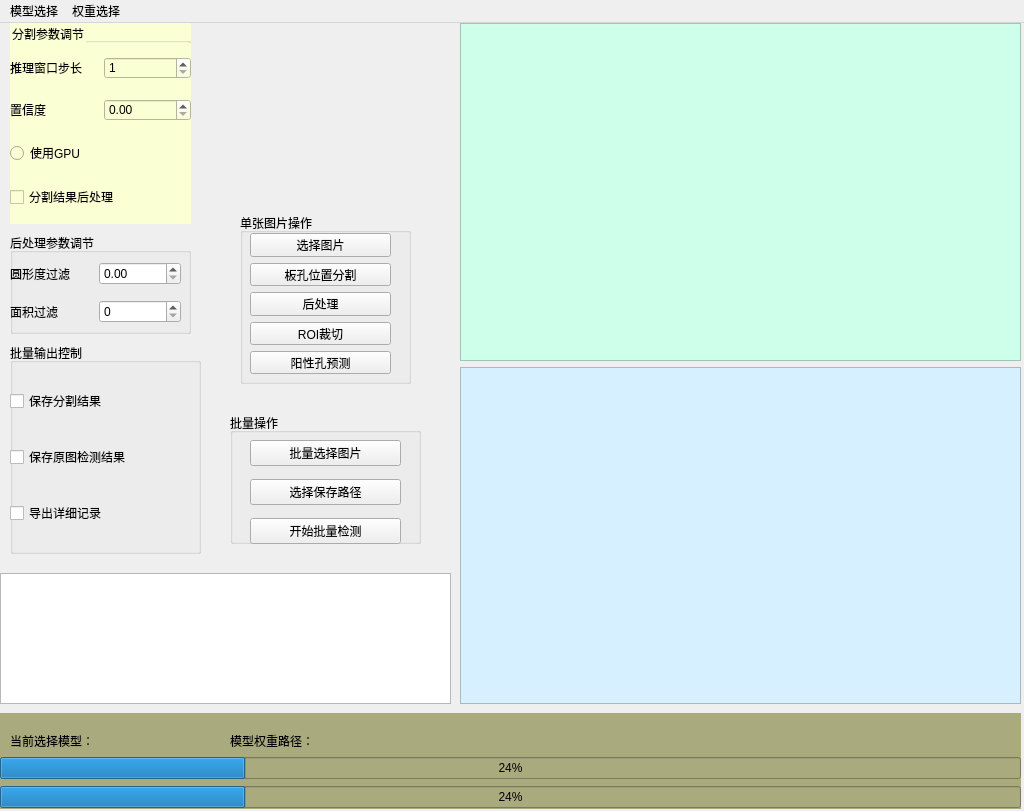
The window that form.ui (TianUSST/ElisaSystem) describes before a commit, drawn with Qt 5.
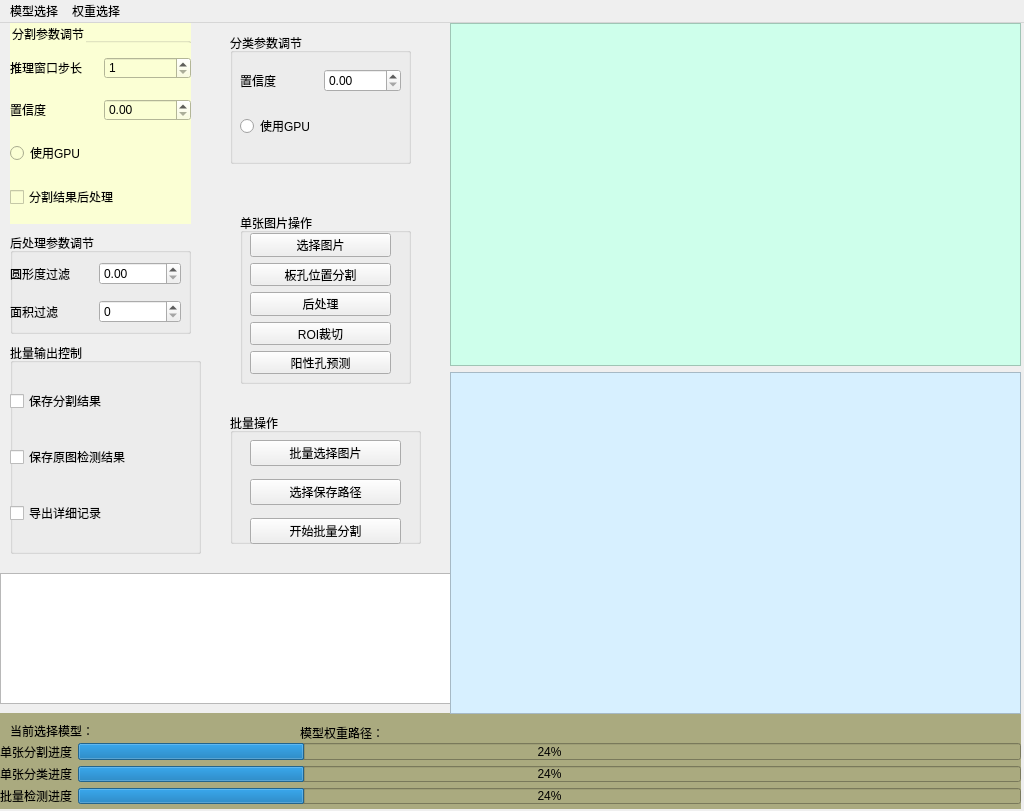
The same window after the commit. Icons and pictures are not drawn.

Commit message: ui设计师界面更新，README更新

What changed in the file:
```diff
--- a/form.ui
+++ b/form.ui
@@ -30,8 +30,8 @@
      <property name="geometry">
       <rect>
        <x>10</x>
-       <y>20</y>
-       <width>84</width>
+       <y>10</y>
+       <width>241</width>
        <height>16</height>
       </rect>
      </property>
@@ -45,10 +45,10 @@
     <widget class="QLabel" name="labelWeight">
      <property name="geometry">
       <rect>
-       <x>230</x>
-       <y>20</y>
-       <width>741</width>
-       <height>16</height>
+       <x>300</x>
+       <y>10</y>
+       <width>651</width>
+       <height>20</height>
       </rect>
      </property>
      <property name="styleSheet">
@@ -58,35 +58,87 @@
       <string>模型权重路径：</string>
      </property>
     </widget>
-    <widget class="QWidget" name="layoutWidget">
+    <widget class="QWidget" name="">
      <property name="geometry">
       <rect>
        <x>0</x>
-       <y>43</y>
+       <y>30</y>
        <width>1021</width>
-       <height>54</height>
+       <height>61</height>
       </rect>
      </property>
-     <layout class="QVBoxLayout" name="verticalLayout_progressBar">
+     <layout class="QVBoxLayout" name="verticalLayout_3">
       <item>
-       <widget class="QProgressBar" name="progressBarPatch">
-        <property name="styleSheet">
-         <string notr="true">color: rgb(0, 0, 0);</string>
-        </property>
-        <property name="value">
-         <number>24</number>
-        </property>
-       </widget>
+       <layout class="QHBoxLayout" name="horizontalLayout_PatchProgress">
+        <item>
+         <widget class="QLabel" name="labelPatchProgress">
+          <property name="styleSheet">
+           <string notr="true">color: rgb(0, 0, 0);</string>
+          </property>
+          <property name="text">
+           <string>单张分割进度</string>
+          </property>
+         </widget>
+        </item>
+        <item>
+         <widget class="QProgressBar" name="progressBarPatch">
+          <property name="styleSheet">
+           <string notr="true">color: rgb(0, 0, 0);</string>
+          </property>
+          <property name="value">
+           <number>24</number>
+          </property>
+         </widget>
+        </item>
+       </layout>
       </item>
       <item>
-       <widget class="QProgressBar" name="progressBarBatch">
-        <property name="styleSheet">
-         <string notr="true">color: rgb(0, 0, 0);</string>
-        </property>
-        <property name="value">
-         <number>24</number>
-        </property>
-       </widget>
+       <layout class="QHBoxLayout" name="horizontalLayout_ClassProgress">
+        <item>
+         <widget class="QLabel" name="labelClassProgress">
+          <property name="styleSheet">
+           <string notr="true">color: rgb(0, 0, 0);</string>
+          </property>
+          <property name="text">
+           <string>单张分类进度</string>
+          </property>
+         </widget>
+        </item>
+        <item>
+         <widget class="QProgressBar" name="progressBarClass">
+          <property name="styleSheet">
+           <string notr="true">color: rgb(0, 0, 0);</string>
+          </property>
+          <property name="value">
+           <number>24</number>
+          </property>
+         </widget>
+        </item>
+       </layout>
+      </item>
+      <item>
+       <layout class="QHBoxLayout" name="horizontalLayout_BatchProgress">
+        <item>
+         <widget class="QLabel" name="labelBatchProgress">
+          <property name="styleSheet">
+           <string notr="true">color: rgb(0, 0, 0);</string>
+          </property>
+          <property name="text">
+           <string>批量检测进度</string>
+          </property>
+         </widget>
+        </item>
+        <item>
+         <widget class="QProgressBar" name="progressBarBatch">
+          <property name="styleSheet">
+           <string notr="true">color: rgb(0, 0, 0);</string>
+          </property>
+          <property name="value">
+           <number>24</number>
+          </property>
+         </widget>
+        </item>
+       </layout>
       </item>
      </layout>
     </widget>
@@ -391,7 +443,7 @@
       <item>
        <widget class="QPushButton" name="pushButtonStartBatch">
         <property name="text">
-         <string>开始批量检测</string>
+         <string>开始批量分割</string>
         </property>
        </widget>
       </item>
@@ -411,10 +463,10 @@
    <widget class="QWidget" name="layoutWidget">
     <property name="geometry">
      <rect>
-      <x>460</x>
+      <x>450</x>
       <y>0</y>
-      <width>561</width>
-      <height>681</height>
+      <width>571</width>
+      <height>691</height>
      </rect>
     </property>
     <layout class="QVBoxLayout" name="verticalLayout_WorkSpace">
@@ -434,6 +486,52 @@
      </item>
     </layout>
    </widget>
+   <widget class="QGroupBox" name="groupBoxClass">
+    <property name="geometry">
+     <rect>
+      <x>230</x>
+      <y>10</y>
+      <width>181</width>
+      <height>131</height>
+     </rect>
+    </property>
+    <property name="title">
+     <string>分类参数调节</string>
+    </property>
+    <widget class="QWidget" name="">
+     <property name="geometry">
+      <rect>
+       <x>10</x>
+       <y>20</y>
+       <width>161</width>
+       <height>101</height>
+      </rect>
+     </property>
+     <layout class="QVBoxLayout" name="verticalLayout_2">
+      <item>
+       <layout class="QHBoxLayout" name="horizontalLayout_classConfidience">
+        <item>
+         <widget class="QLabel" name="labelClassConfidience">
+          <property name="text">
+           <string>置信度</string>
+          </property>
+         </widget>
+        </item>
+        <item>
+         <widget class="QDoubleSpinBox" name="doubleSpinBoxclassConfidience"/>
+        </item>
+       </layout>
+      </item>
+      <item>
+       <widget class="QRadioButton" name="radioButtonClassUsingGPU">
+        <property name="text">
+         <string>使用GPU</string>
+        </property>
+       </widget>
+      </item>
+     </layout>
+    </widget>
+   </widget>
   </widget>
   <widget class="QMenuBar" name="menubar">
    <property name="geometry">
```
Left out of the diff: 42 changed lines with no effect on the pictures. The commit also changes 3 other files.
